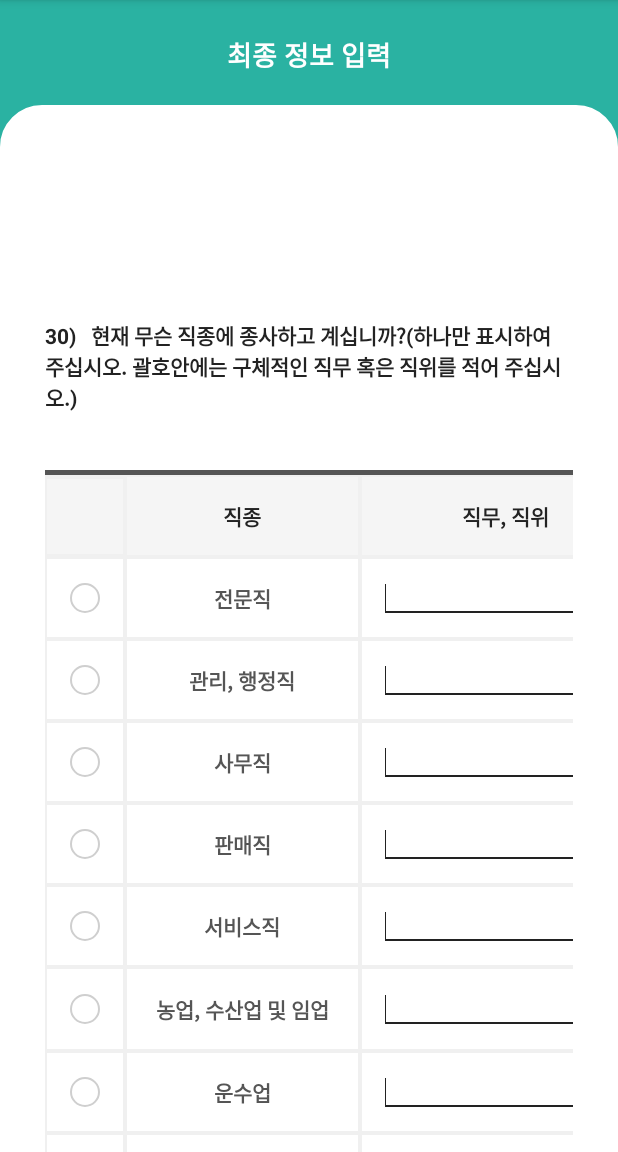
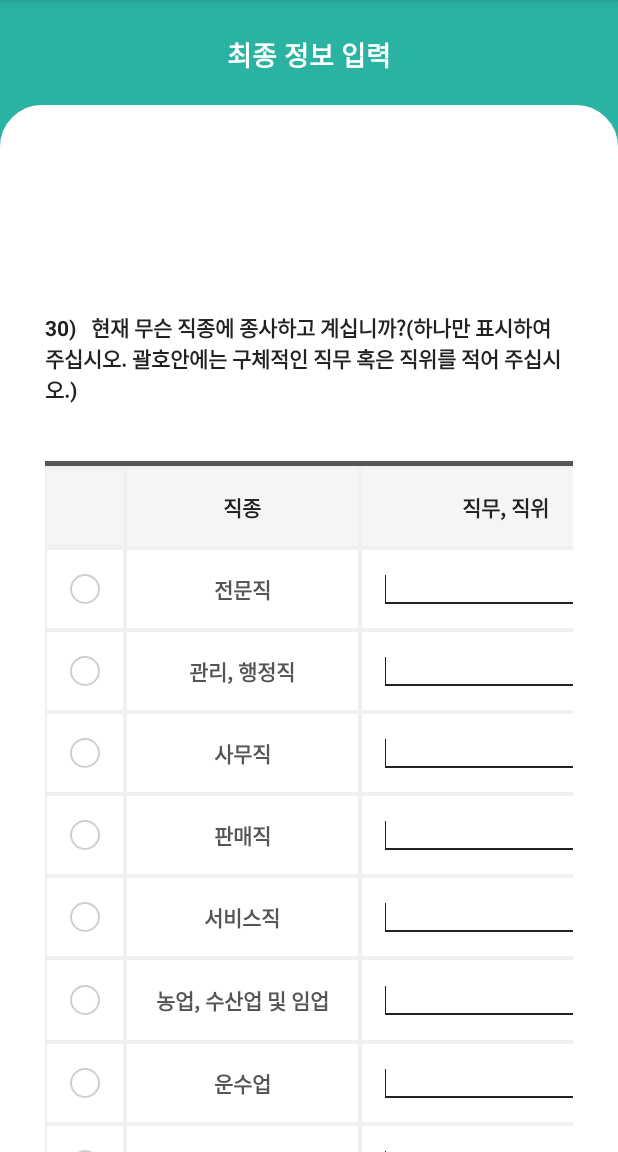
Before and after one commit to leejaeseung/medical_survey_app, an Android app: the screen it shows after launch (MainActivity), on a phone screen of 412 x 824 dp, the part 84-1236 px from its top. Run offline under Robolectric (Android 15) with nearby library versions, the phone set to English and light mode, and no system bars; libraries missing offline, so code that uses them is left out: org.apache.poi.

Commit message:
직업사항 설문 페이지 레이아웃 완성

```diff
--- a/app/src/main/res/layout/job_frag.xml
+++ b/app/src/main/res/layout/job_frag.xml
@@ -46,7 +46,7 @@
         android:layout_width="wrap_content"
         android:layout_height="wrap_content"
         android:layout_marginTop="30dp"
-        android:layout_marginBottom="232dp"
+        android:layout_marginBottom="132dp"
         android:fontFamily="sans-serif"
         android:text="30)   현재 무슨 직종에 종사하고 계십니까?(하나만 표시하여 주십시오. 괄호안에는 구체적인 직무 혹은 직위를 적어 주십시오.)"
         android:textColor="@color/text_black"
@@ -57,7 +57,7 @@
         app:layout_constraintHorizontal_bias="0.0"
         app:layout_constraintStart_toStartOf="parent"
         app:layout_constraintTop_toBottomOf="@+id/table_production"
-        app:layout_constraintVertical_bias="1.0" />
+        app:layout_constraintVertical_bias="0.271" />
 
     <TableLayout
         android:id="@+id/table_position"
@@ -3170,7 +3170,7 @@
     </RadioGroup>
 
     <EditText
-        android:id="@+id/input_mainjon"
+        android:id="@+id/input_mainjob"
         android:layout_width="52dp"
         android:layout_height="wrap_content"
         android:background="@drawable/edittext_underline"
@@ -3183,7 +3183,7 @@
         app:layout_constraintTop_toTopOf="@+id/radiogroup_mainjob" />
 
     <EditText
-        android:id="@+id/input_mainjon2"
+        android:id="@+id/input_mainjob_year"
         android:layout_width="52dp"
         android:layout_height="wrap_content"
         android:background="@drawable/edittext_underline"
@@ -3204,10 +3204,10 @@
         android:fontFamily="@font/roboto_bold"
         android:gravity="center"
         android:text=" (직업 또는 직종)에 "
-        android:textColor="@color/text_black_gray"
+        android:textColor="@color/text_black"
         android:textSize="14sp"
-        app:layout_constraintStart_toEndOf="@+id/input_mainjon"
-        app:layout_constraintTop_toTopOf="@+id/input_mainjon" />
+        app:layout_constraintStart_toEndOf="@+id/input_mainjob"
+        app:layout_constraintTop_toTopOf="@+id/input_mainjob" />
 
     <TextView
         android:id="@+id/textView29"
@@ -3217,9 +3217,9 @@
         android:fontFamily="@font/roboto_bold"
         android:gravity="center"
         android:text=" 년 근무"
-        android:textColor="@color/text_black_gray"
+        android:textColor="@color/text_black"
         android:textSize="14sp"
-        app:layout_constraintStart_toEndOf="@+id/input_mainjon2"
-        app:layout_constraintTop_toTopOf="@+id/input_mainjon2" />
+        app:layout_constraintStart_toEndOf="@+id/input_mainjob_year"
+        app:layout_constraintTop_toTopOf="@+id/input_mainjob_year" />
 
 </androidx.constraintlayout.widget.ConstraintLayout>
```
